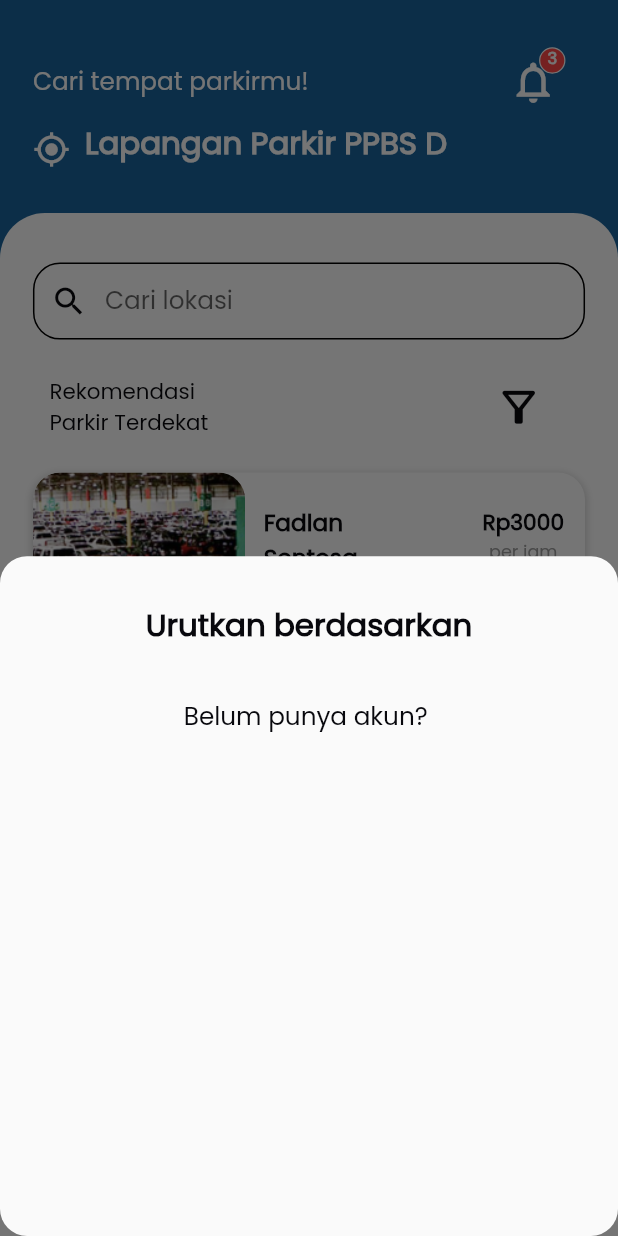
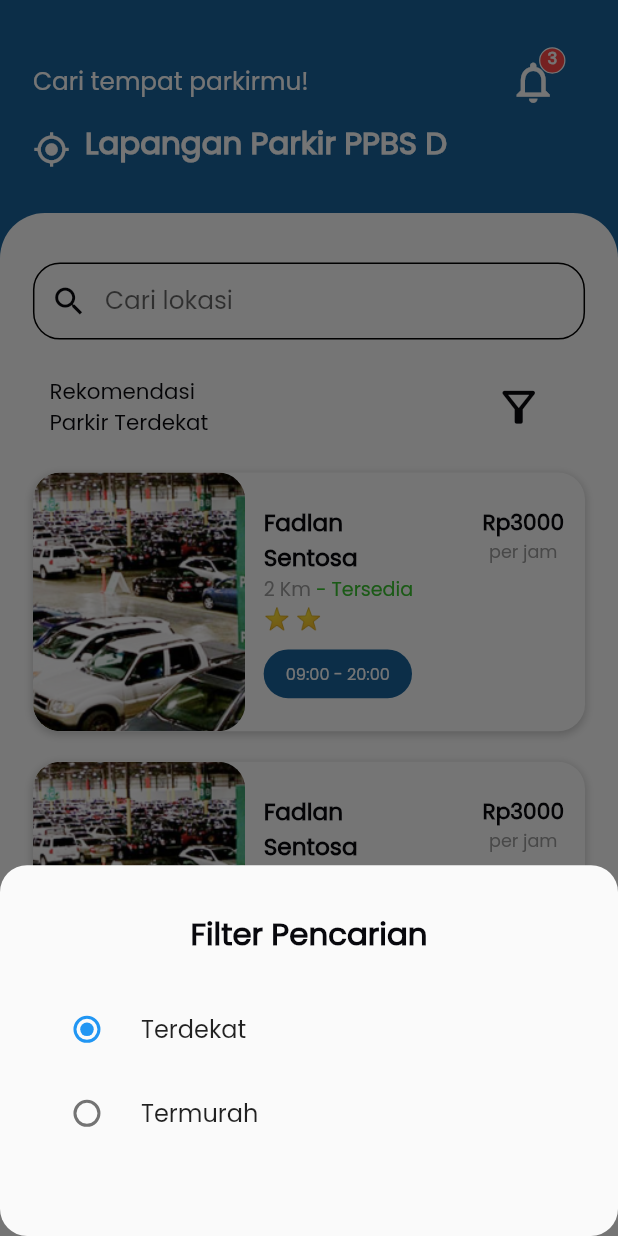
Before and after one commit to RyzAnugrah/parking_u, a Flutter app: the Body screen opened directly, after a tap on the "filter alt" icon, on a phone screen of 412 x 824 dp. Run offline on Flutter 3.47's test engine with Material 2 defaults, Android fonts, the phone set to English and light mode, and no system bars; drawn by our look-alikes of auto_size_text; our stand-ins replace device_preview, sizer.

Commit message:
update radio button at home

```diff
--- a/lib/views/home/components/filter.dart
+++ b/lib/views/home/components/filter.dart
@@ -12,6 +12,13 @@ class Filter extends StatefulWidget {
 }
 
 class _FilterState extends State<Filter> {
+  int _filterGroup = 1;
+
+  final List<RadioGroup> _filterList = [
+    RadioGroup(index: 1, text: "Terdekat"),
+    RadioGroup(index: 2, text: "Termurah"),
+  ];
+
   @override
   Widget build(BuildContext context) {
     SizeConfig().init(context);
@@ -31,31 +38,26 @@ class _FilterState extends State<Filter> {
             padding: EdgeInsets.symmetric(
                 horizontal: getProportionateScreenWidth(defaultPadding),
                 vertical: getProportionateScreenHeight(defaultPadding + 10)),
-            height: 55.0.h,
+            height: 30.0.h,
             child: ListView(
               children: [
-                Row(
+                Column(
                   mainAxisAlignment: MainAxisAlignment.center,
                   children: [
                     Text(
-                      'Urutkan berdasarkan',
+                      'Filter Pencarian',
                       style: TextStyle(
                         fontSize: bodyText1.sp,
                         color: secondaryTextColor,
                         fontWeight: FontWeight.w600,
                       ),
                     ),
-                  ],
-                ),
-                SizedBox(height: 2.0.h),
-                SizedBox(height: 2.0.h),
-                Row(
-                  mainAxisAlignment: MainAxisAlignment.center,
-                  children: [
-                    Text(
-                      'Belum punya akun? ',
-                      style: TextStyle(
-                          fontSize: caption.sp, color: secondaryTextColor),
+                    SizedBox(
+                      height: defaultPadding,
+                    ),
+                    _buildRadioButton(),
+                    SizedBox(
+                      height: defaultPadding,
                     ),
                   ],
                 ),
@@ -106,4 +108,37 @@ class _FilterState extends State<Filter> {
       ),
     );
   }
+
+  Widget _buildRadioButton() {
+    return Column(
+      crossAxisAlignment: CrossAxisAlignment.start,
+      children: _filterList
+          .map(
+            (filterMap) => RadioListTile(
+              title: Text(filterMap.text),
+              value: filterMap.index,
+              groupValue: _filterGroup,
+              dense: false,
+              onChanged: (value) {
+                setState(
+                  () {
+                    _filterGroup = value;
+                  },
+                );
+                Navigator.pop(context);
+              },
+            ),
+          )
+          .toList(),
+    );
+  }
 }
+
+class RadioGroup {
+  final int index;
+  final String text;
+  RadioGroup({
+    this.index,
+    this.text,
+  });
+}
--- a/lib/views/home/home_screen.dart
+++ b/lib/views/home/home_screen.dart
@@ -12,9 +12,7 @@ class HomeScreen extends StatelessWidget {
     return Scaffold(
       backgroundColor: primaryBackgroundColor,
       body: Body(),
-      bottomNavigationBar: CustomBottomNavBar(
-selectedMenu: MenuState.home
-      )
+      bottomNavigationBar: CustomBottomNavBar(selectedMenu: MenuState.home),
     );
   }
 }
```
